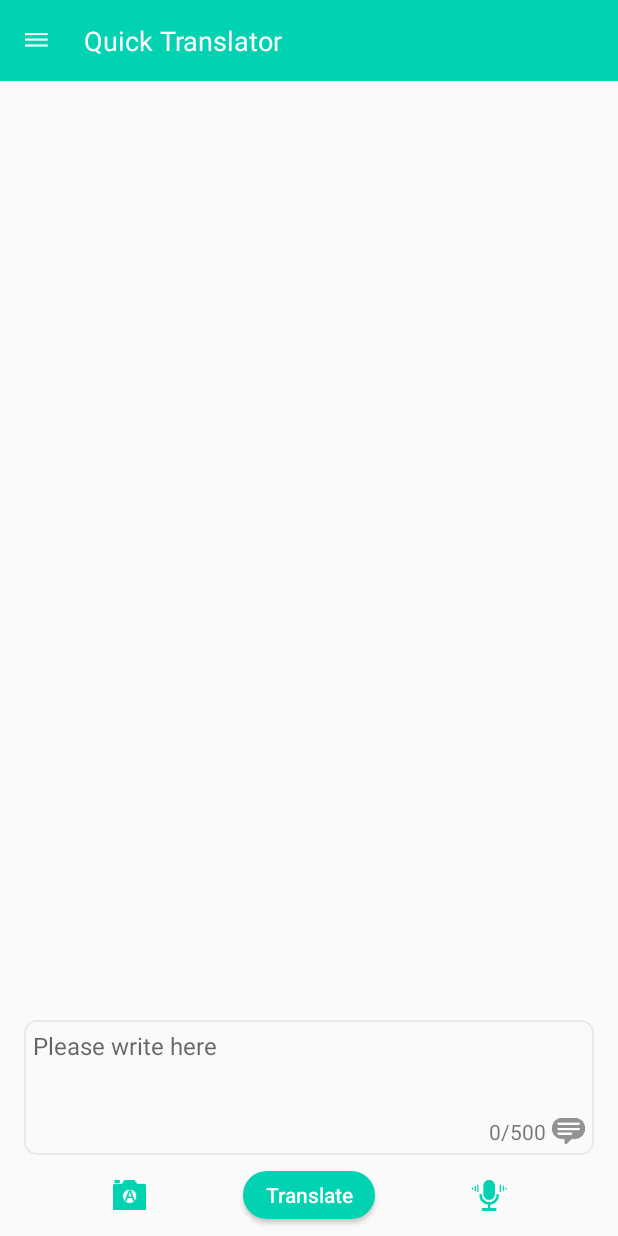
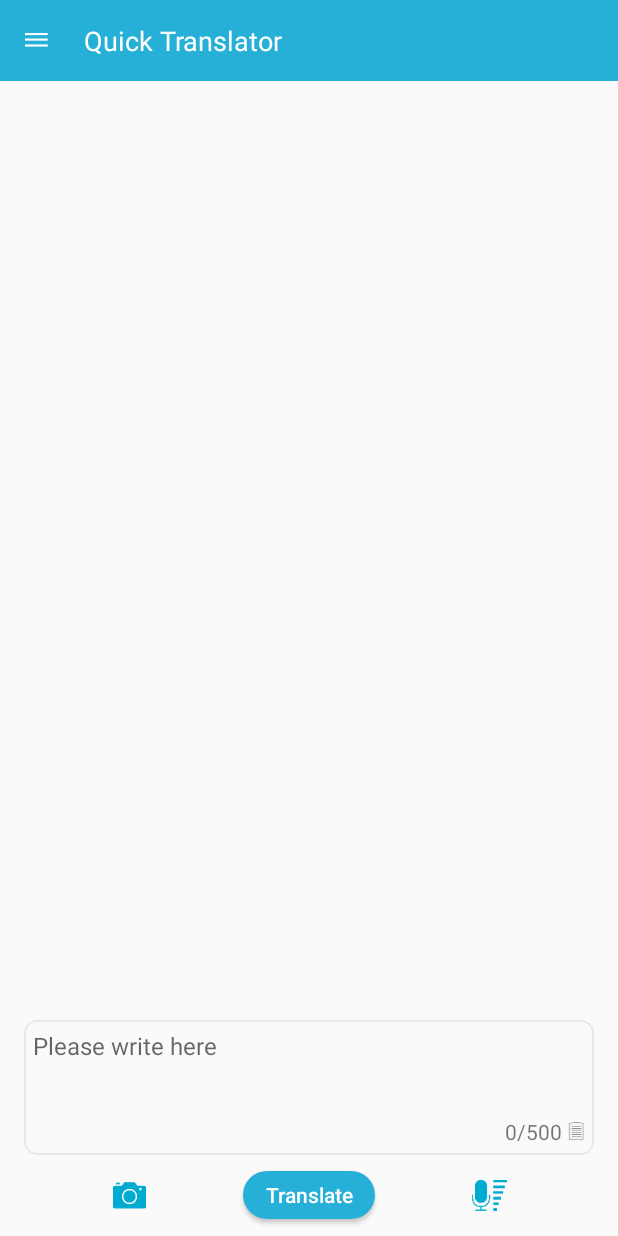
Before and after one commit to MeiyouSunny/QuickTranstalor, an Android app: the screen it shows after launch (MainActivity), on a phone screen of 412 x 824 dp. Run offline under Robolectric (Android 15) with nearby library versions, the phone set to English and light mode, and no system bars; libraries missing offline, so code that uses them is left out: likly.dollar; 1 statement that could not run was skipped.

Commit message:
替换icon和主题颜色

```diff
--- a/app/src/main/res/values/colors.xml
+++ b/app/src/main/res/values/colors.xml
@@ -1,13 +1,13 @@
 <?xml version="1.0" encoding="utf-8"?>
 <resources>
-    <color name="purple_200">#00D2B2</color>
-    <color name="purple_500">#00D2B2</color>
-    <color name="purple_700">#00D2B2</color>
-    <color name="teal_200">#00D2B2</color>
-    <color name="teal_700">#00D2B2</color>
+    <color name="purple_200">#27B0D7</color>
+    <color name="purple_500">#27B0D7</color>
+    <color name="purple_700">#27B0D7</color>
+    <color name="teal_200">#27B0D7</color>
+    <color name="teal_700">#27B0D7</color>
     <color name="black">#FF000000</color>
     <color name="white">#FFFFFFFF</color>
 
-    <color name="green">#00D2B2</color>
+    <color name="green">#27B0D7</color>
     <color name="gray_bg">#FAFAFA</color>
 </resources>
```
Also changed, not shown: app/src/main/res/drawable-xxxhdpi/ic_feedback.png, app/src/main/res/drawable-xxxhdpi/ic_input.png, app/src/main/res/drawable-xxxhdpi/ic_ocr.png, app/src/main/res/drawable-xxxhdpi/ic_policy.png, app/src/main/res/drawable-xxxhdpi/ic_rate.png, app/src/main/res/drawable-xxxhdpi/ic_settings.png, app/src/main/res/drawable-xxxhdpi/ic_share.png, app/src/main/res/drawable-xxxhdpi/ic_voice.png, app/src/main/res/mipmap-xxxhdpi/ic_launcher.png, 5 other files.
